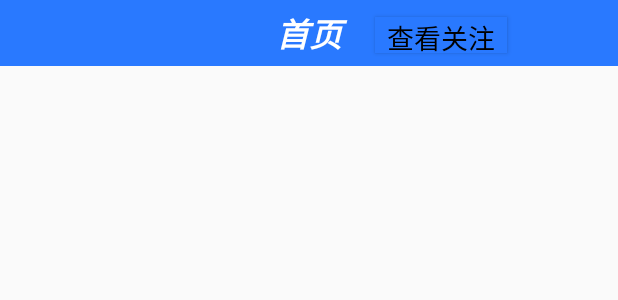
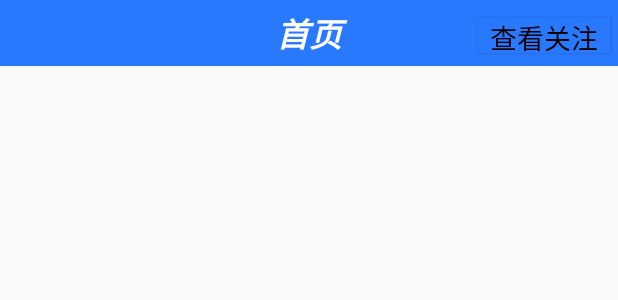
Before and after one commit to allworldg/SchoolHelp, an Android app: the layout fragment_square.xml on its own in the app's theme, with its tools: preview values and no code run, on a phone screen of 412 x 824 dp. Shown: the top 300 px of the screen. Run offline under Robolectric (Android 15) with nearby library versions, the phone set to English and light mode, and no system bars.

Commit message:
fix 查看关注

```diff
--- a/CampusHelp_s/app/src/main/res/layout/fragment_square.xml
+++ b/CampusHelp_s/app/src/main/res/layout/fragment_square.xml
@@ -24,7 +24,10 @@
             android:layout_width="wrap_content"
             android:layout_height="24dp"
             android:layout_marginTop="11dp"
-            android:layout_marginLeft="250dp"
+            android:layout_alignParentEnd="true"
+            android:layout_alignParentRight="true"
+            android:layout_marginEnd="5dp"
+            android:layout_marginRight="5dp"
             android:background="#2979FF"
             android:text="查看关注"
             android:textColor="#000000"
```
